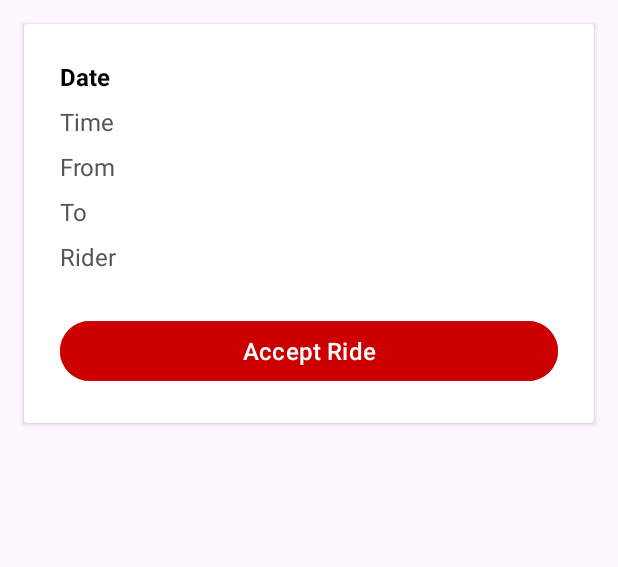
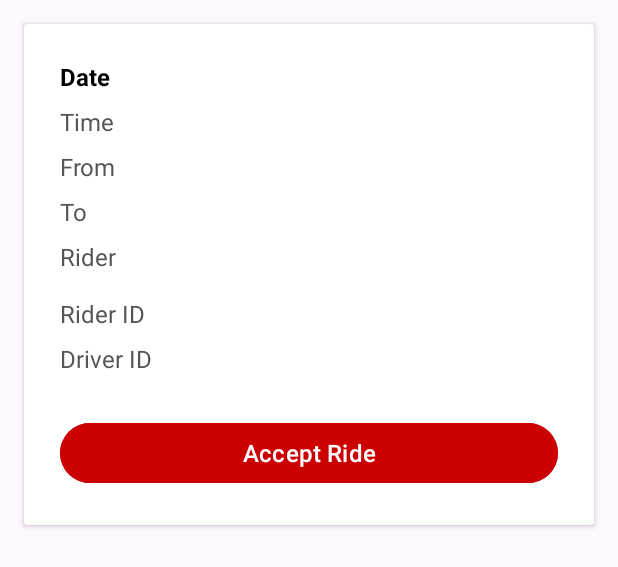
Before and after one commit to wcepress4/RideSharingApp, an Android app: the layout ride_item.xml on its own in the app's theme, with its tools: preview values and no code run, on a phone screen of 412 x 824 dp. Shown: the top 567 px of the screen. Run offline under Robolectric (Android 15) with nearby library versions, the phone set to English and light mode, and no system bars.

Commit message:
FIXED EVERYTHING

```diff
--- a/app/src/main/res/layout/activity_main.xml
+++ b/app/src/main/res/layout/activity_main.xml
@@ -97,6 +97,7 @@
             android:layout_weight="1"
             android:layout_gravity="center"
             android:src="@drawable/home"
+            app:tint="@android:color/holo_red_dark"
             android:contentDescription="Home Button" />
 
         <ImageView
--- a/app/src/main/res/layout/ride_item.xml
+++ b/app/src/main/res/layout/ride_item.xml
@@ -64,6 +64,27 @@
             android:textColor="#555555"
             android:layout_marginBottom="16dp" />
 
+        <!-- Rider ID -->
+        <TextView
+            android:id="@+id/riderIdTextView"
+            android:layout_width="wrap_content"
+            android:layout_height="wrap_content"
+            android:text="Rider ID"
+            android:textSize="16sp"
+            android:textColor="#555555"
+            android:layout_marginBottom="8dp" />
+
+        <!-- Driver ID -->
+        <TextView
+            android:id="@+id/driverIdTextView"
+            android:layout_width="wrap_content"
+            android:layout_height="wrap_content"
+            android:text="Driver ID"
+            android:textSize="16sp"
+            android:textColor="#555555"
+            android:layout_marginBottom="16dp" />
+
+
         <!-- Accept Button -->
         <Button
             android:id="@+id/acceptButton"
```
Also changed, not shown: app/src/main/java/edu/uga/cs/ridesharingapp/AddRideActivity.java (+25 -3 lines).
